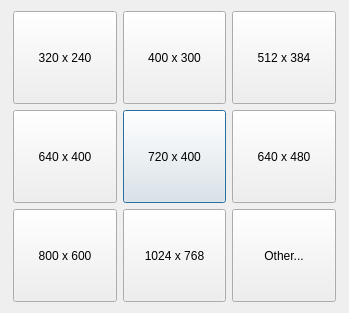
Qt form src/display/qt/dialogs/ui/input_resolution_dialog.ui (mrehkopf/vcs) before a commit.
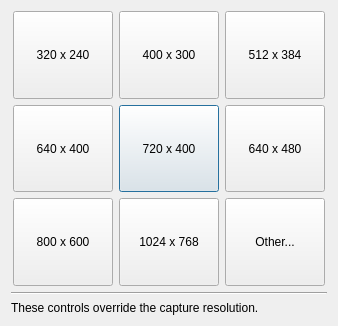
The same form after that commit.

Commit message: GUI: Disable output size controls while recording

```diff
--- a/src/display/qt/dialogs/ui/input_resolution_dialog.ui
+++ b/src/display/qt/dialogs/ui/input_resolution_dialog.ui
@@ -6,8 +6,8 @@
    <rect>
     <x>0</x>
     <y>0</y>
-    <width>349</width>
-    <height>313</height>
+    <width>338</width>
+    <height>326</height>
    </rect>
   </property>
   <property name="windowTitle">
@@ -161,6 +161,20 @@
      </layout>
     </widget>
    </item>
+   <item>
+    <widget class="Line" name="line">
+     <property name="orientation">
+      <enum>Qt::Horizontal</enum>
+     </property>
+    </widget>
+   </item>
+   <item>
+    <widget class="QLabel" name="label">
+     <property name="text">
+      <string>These controls override the capture resolution.</string>
+     </property>
+    </widget>
+   </item>
   </layout>
   <zorder>pushButton_inputForce_3</zorder>
   <zorder>pushButton_inputForce_6</zorder>
```
Left out of the diff: 10 changed lines with no effect on the pictures. The commit also changes 13 other files.
